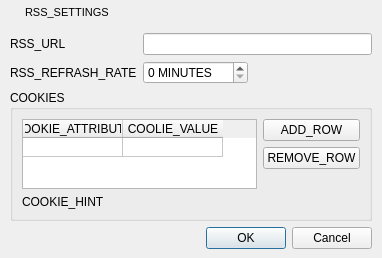
Qt form src/rss/gui/FormFiles/RssFeedSettingsDialog.ui (CuteTorrent/CuteTorrent) before a commit.
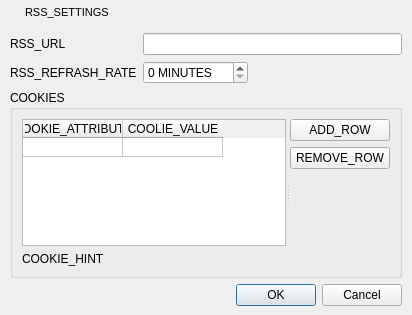
The same form after that commit. Icons and pictures are not drawn.

What changed in the file:
```diff
--- a/src/rss/gui/FormFiles/RssFeedSettingsDialog.ui
+++ b/src/rss/gui/FormFiles/RssFeedSettingsDialog.ui
@@ -6,8 +6,8 @@
    <rect>
     <x>0</x>
     <y>0</y>
-    <width>382</width>
-    <height>246</height>
+    <width>412</width>
+    <height>315</height>
    </rect>
   </property>
   <property name="windowTitle">
@@ -206,22 +206,15 @@
         <property name="title">
          <string>COOKIES</string>
         </property>
+        <layout class="QGridLayout" name="gridLayout_4">
+         <item row="0" column="0">
+          <widget class="QSplitter" name="splitter">
+           <property name="orientation">
+            <enum>Qt::Horizontal</enum>
+           </property>
+           <widget class="QWidget" name="widget" native="true">
         <layout class="QGridLayout" name="gridLayout_2">
-         <item row="1" column="1">
-          <widget class="QPushButton" name="removeRowButton">
-           <property name="text">
-            <string>REMOVE_ROW</string>
-           </property>
-          </widget>
-         </item>
-         <item row="0" column="1">
-          <widget class="QPushButton" name="addRowButton">
-           <property name="text">
-            <string>ADD_ROW</string>
-           </property>
-          </widget>
-         </item>
-         <item row="0" column="0" rowspan="3">
+             <item row="0" column="0">
           <widget class="QTableWidget" name="m_pCoociesTabWidget">
            <property name="selectionBehavior">
             <enum>QAbstractItemView::SelectRows</enum>
@@ -250,9 +243,19 @@
              <string>COOLIE_VALUE</string>
             </property>
            </column>
-          </widget>
-         </item>
-         <item row="3" column="0">
+               <item row="0" column="0">
+                <property name="text">
+                 <string/>
+                </property>
+               </item>
+               <item row="0" column="1">
+                <property name="text">
+                 <string/>
+                </property>
+               </item>
+              </widget>
+             </item>
+             <item row="1" column="0">
           <widget class="QLabel" name="label_2">
            <property name="text">
             <string>COOKIE_HINT</string>
@@ -262,7 +265,25 @@
            </property>
           </widget>
          </item>
-         <item row="2" column="1" rowspan="2">
+            </layout>
+           </widget>
+           <widget class="QWidget" name="widget_2" native="true">
+            <layout class="QGridLayout" name="gridLayout_3">
+             <item row="0" column="0">
+              <widget class="QPushButton" name="addRowButton">
+               <property name="text">
+                <string>ADD_ROW</string>
+               </property>
+              </widget>
+             </item>
+             <item row="1" column="0">
+              <widget class="QPushButton" name="removeRowButton">
+               <property name="text">
+                <string>REMOVE_ROW</string>
+               </property>
+              </widget>
+             </item>
+             <item row="2" column="0">
           <spacer name="verticalSpacer">
            <property name="orientation">
             <enum>Qt::Vertical</enum>
@@ -274,6 +295,10 @@
             </size>
            </property>
           </spacer>
+             </item>
+            </layout>
+           </widget>
+          </widget>
          </item>
         </layout>
        </widget>
```
Lines whose indentation alone changed are shown as unchanged.
